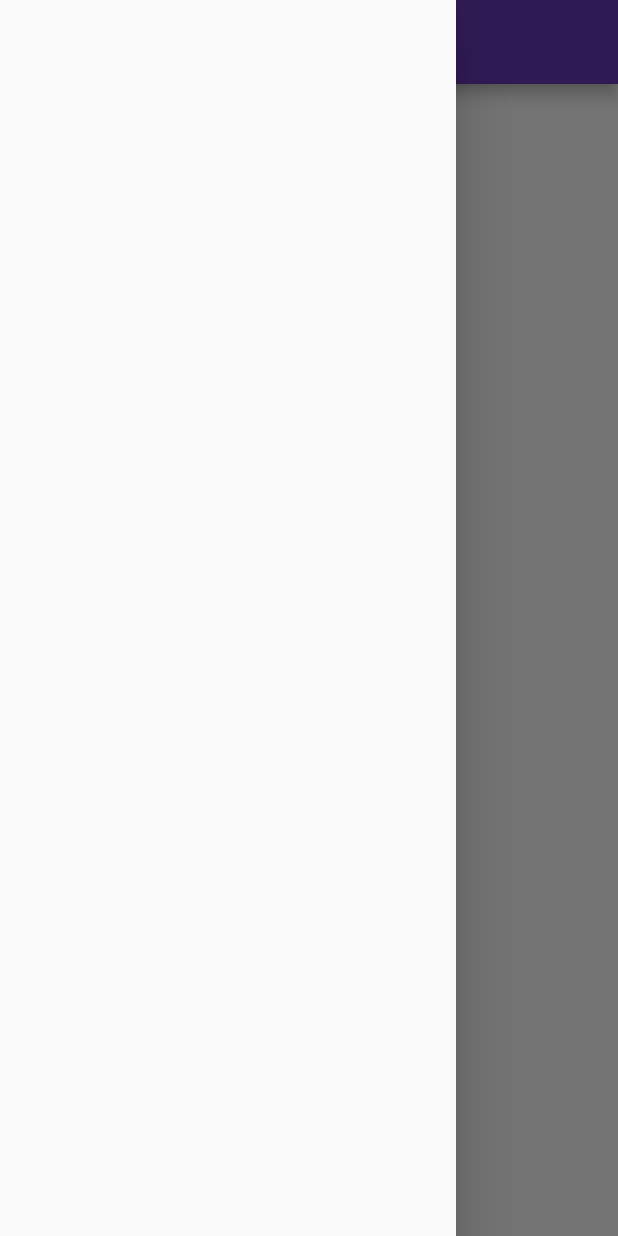
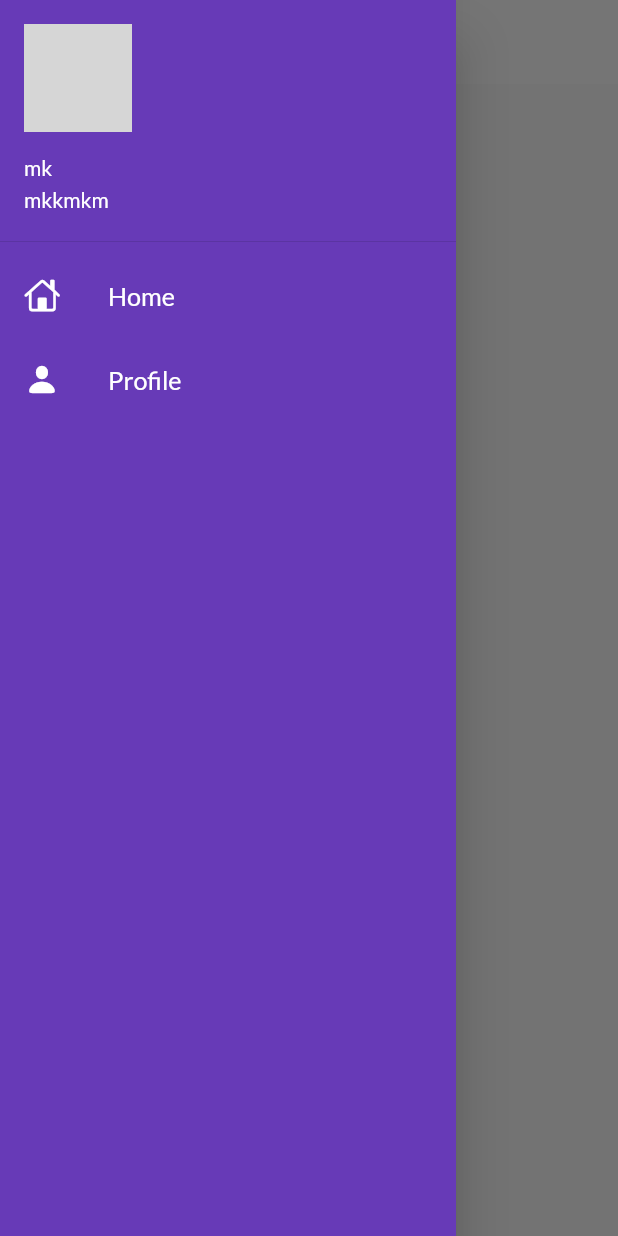
Before and after one commit to milankatira/flutter-basic, a Flutter app: the HomePage screen opened by its route, with the side drawer open, on a phone screen of 412 x 824 dp. Run offline on Flutter 3.47's test engine with Material 2 defaults, Android fonts, the phone set to English and light mode, and no system bars; our stand-ins replace google_fonts; network calls fail; grey boxes are pictures that could not be loaded.

Commit message:
initial commit

```diff
--- a/lib/pages/Home_page.dart
+++ b/lib/pages/Home_page.dart
@@ -1,4 +1,6 @@
 import 'package:flutter/material.dart';
+
+import '../widgets/drawer.dart';
 
 class HomePage extends StatelessWidget {
   const HomePage({Key? key}) : super(key: key);
@@ -6,11 +8,12 @@ class HomePage extends StatelessWidget {
   @override
   Widget build(BuildContext context) {
     return Scaffold(
-      appBar: AppBar(title: Text('myApp')),
+      appBar: AppBar(title: Text('catalogApp')
+      ),
       body: Center(
         child: Text('Home Page'),
       ),
-      drawer: Drawer(),
+      drawer: MyDrawer(),
     );
   }
 }
--- /dev/null
+++ b/lib/widgets/drawer.dart
@@ -0,0 +1,46 @@
+import 'package:flutter/cupertino.dart';
+import 'package:flutter/material.dart';
+
+class MyDrawer extends StatelessWidget {
+  const MyDrawer({Key? key}) : super(key: key);
+
+  @override
+  Widget build(BuildContext context) {
+    final imageUrl =
+        "https://images.unsplash.com/photo-1552058544-f2b08422138a?ixlib=rb-1.2.1&ixid=MnwxMjA3fDB8MHxwaG90by1wYWdlfHx8fGVufDB8fHx8&auto=format&fit=crop&w=1899&q=80";
+    return Drawer(
+      child: Container(
+        color: Colors.deepPurple,
+        child: ListView(
+          children: [
+            DrawerHeader(
+              padding: EdgeInsets.zero,
+              child: UserAccountsDrawerHeader(
+                margin: EdgeInsets.zero,
+                accountName: Text("mk"),
+                accountEmail: Text("mkkmkm"),
+                currentAccountPicture: CircleAvatar(
+                    backgroundImage: NetworkImage(
+                        "https://images.unsplash.com/photo-1552058544-f2b08422138a?ixlib=rb-1.2.1&ixid=MnwxMjA3fDB8MHxwaG90by1wYWdlfHx8fGVufDB8fHx8&auto=format&fit=crop&w=1899&q=80")),
+              ),
+            ),
+            ListTile(
+                leading: Icon(CupertinoIcons.home, color: Colors.white),
+                title: Text("Home",
+                    textScaleFactor: 1.2,
+                    style: TextStyle(
+                      color: Colors.white,
+                    ))),
+            ListTile(
+                leading: Icon(CupertinoIcons.person_fill, color: Colors.white),
+                title: Text("Profile",
+                    textScaleFactor: 1.2,
+                    style: TextStyle(
+                      color: Colors.white,
+                    ))),
+          ],
+        ),
+      ),
+    );
+  }
+}
--- /dev/null
+++ b/lib/widgets/themes.dart
@@ -0,0 +1,18 @@
+import 'package:flutter/material.dart';
+import 'package:google_fonts/google_fonts.dart';
+
+class MyTheme {
+  static ThemeData lightTheme(BuildContext context) => ThemeData(
+      primarySwatch: Colors.deepPurple,
+      fontFamily: GoogleFonts.lato().fontFamily,
+      appBarTheme: AppBarTheme(
+        color: Colors.white,
+        elevation: 0.0,
+        iconTheme: IconThemeData(color: Colors.black),
+        textTheme: Theme.of(context).textTheme,
+      ));
+
+  static ThemeData darkTheme(BuildContext context) => ThemeData(
+        brightness: Brightness.dark,
+      );
+}
```
Also changed, not shown: lib/main.dart (+5 -9 lines), lib/pages/Login_page.dart (+41 -22 lines).
